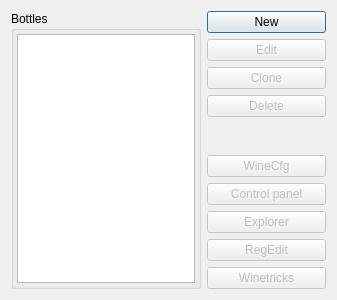
Above: wbsettings.ui from sr-tream/WineBottle before the change. Below: the same form after it.
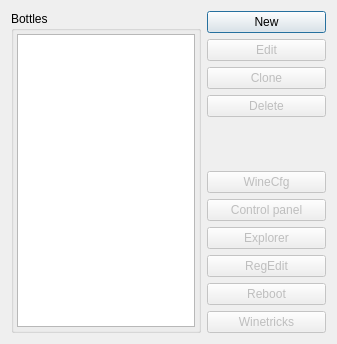
That is the form after the change.

Commit message: fix remove bottle from WineBottle.conf; Add method "reboot" for bottles

Patch:
```diff
--- a/wbsettings.ui
+++ b/wbsettings.ui
@@ -7,7 +7,7 @@
     <x>0</x>
     <y>0</y>
     <width>337</width>
-    <height>300</height>
+    <height>344</height>
    </rect>
   </property>
   <property name="windowTitle">
@@ -115,6 +115,16 @@
          </property>
         </widget>
        </item>
+       <item>
+        <widget class="QPushButton" name="bottle_reboot">
+         <property name="enabled">
+          <bool>false</bool>
+         </property>
+         <property name="text">
+          <string>Reboot</string>
+         </property>
+        </widget>
+       </item>
        <item>
         <widget class="QPushButton" name="bottle_winetricks">
          <property name="enabled">
```
The commit also changes 14 other files.
